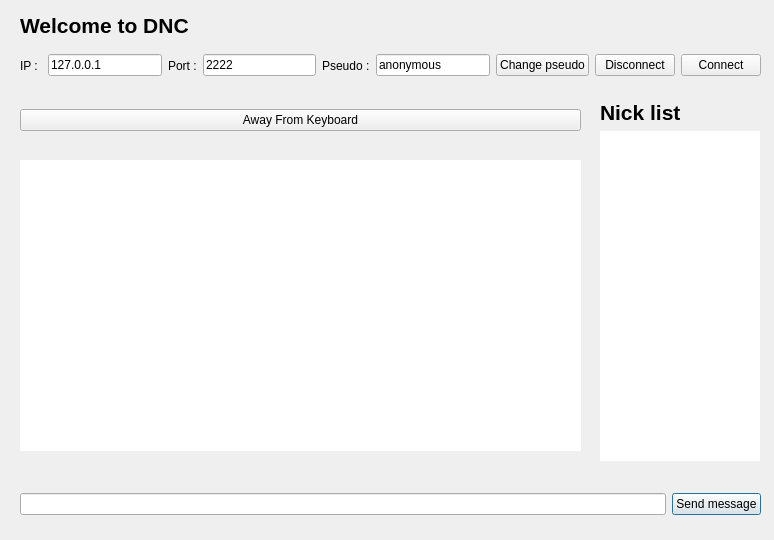
Old version of the form client/view/mainWindow.ui in the repository danfr/DNC.
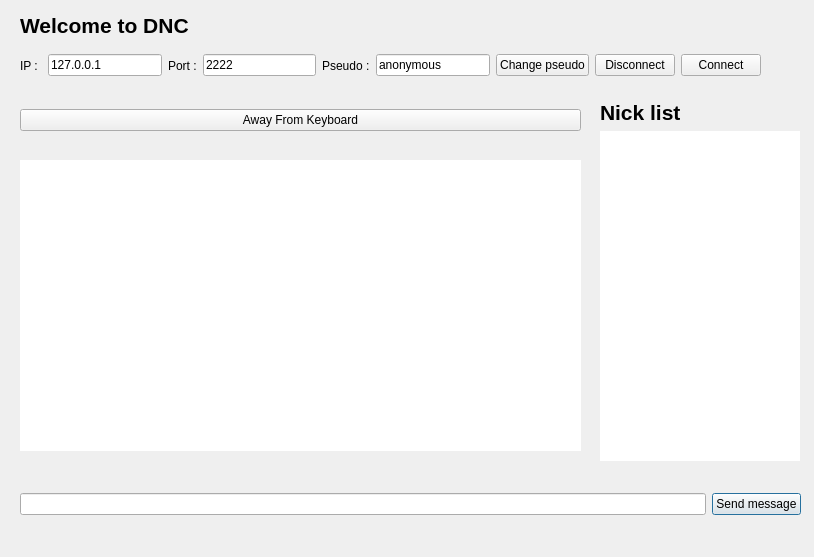
New version of the form. Icons and pictures are not drawn.

```diff
--- a/client/view/mainWindow.ui
+++ b/client/view/mainWindow.ui
@@ -2,12 +2,15 @@
 <ui version="4.0">
  <class>Dialog</class>
  <widget class="QDialog" name="Dialog">
+  <property name="enabled">
+   <bool>true</bool>
+  </property>
   <property name="geometry">
    <rect>
     <x>0</x>
     <y>0</y>
-    <width>774</width>
-    <height>540</height>
+    <width>814</width>
+    <height>557</height>
    </rect>
   </property>
   <property name="windowTitle">
@@ -17,12 +20,18 @@
    <iconset>
     <normaloff>../../../../../../Images/Homer-Simpson-homer-simpson-3065329-800-600.jpg</normaloff>../../../../../../Images/Homer-Simpson-homer-simpson-3065329-800-600.jpg</iconset>
   </property>
+  <property name="sizeGripEnabled">
+   <bool>false</bool>
+  </property>
+  <property name="modal">
+   <bool>false</bool>
+  </property>
   <widget class="QWidget" name="verticalLayoutWidget">
    <property name="geometry">
     <rect>
      <x>600</x>
      <y>100</y>
-     <width>160</width>
+     <width>201</width>
      <height>361</height>
     </rect>
    </property>
@@ -102,7 +111,7 @@
     <rect>
      <x>20</x>
      <y>470</y>
-     <width>741</width>
+     <width>781</width>
      <height>69</height>
     </rect>
    </property>
```
